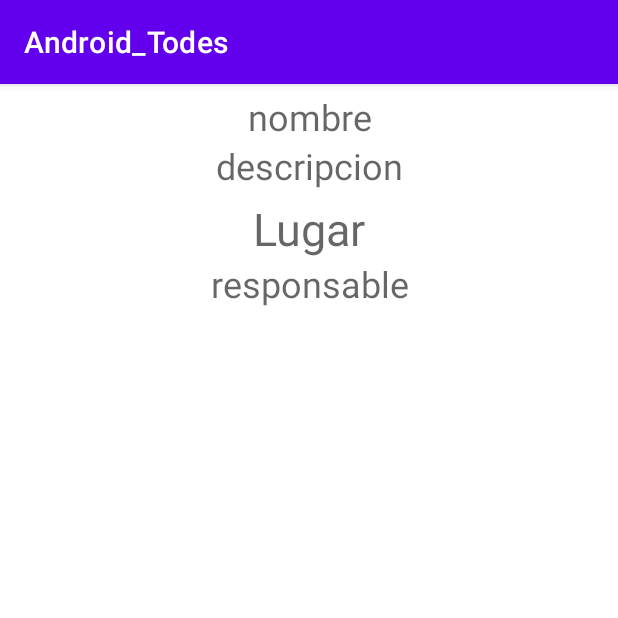
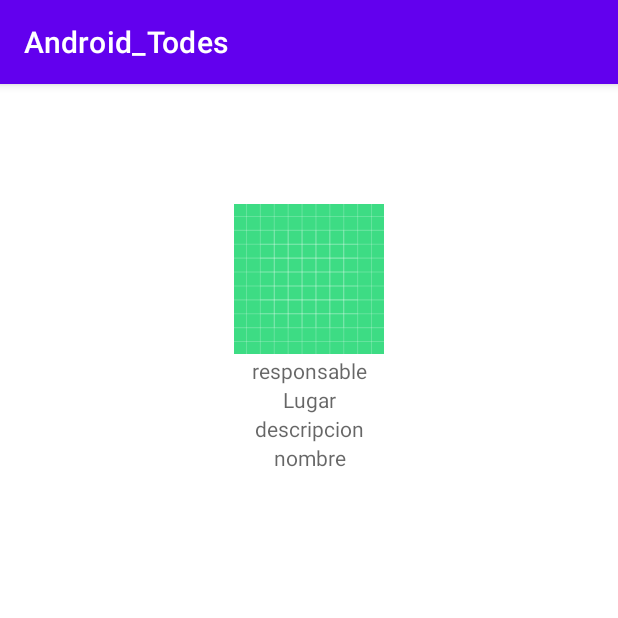
Before and after one commit to camilomc17/AndroidTodes, an Android app: the MainActivityNoticias screen opened directly, with no data from a screen before it, on a phone screen of 412 x 824 dp, the top half of it. Run offline under Robolectric (Android 15) with nearby library versions, the phone set to English and light mode, and no system bars; 4 statements that could not run were skipped.

Commit message:
model y api

```diff
--- a/app/src/main/AndroidManifest.xml
+++ b/app/src/main/AndroidManifest.xml
@@ -14,8 +14,8 @@
         android:roundIcon="@mipmap/ic_launcher_round"
         android:supportsRtl="true"
         android:theme="@style/Theme.Android_Todes"
-        android:usesCleartextTraffic="true"
-        tools:targetApi="31">
+        tools:targetApi="31"
+        android:usesCleartextTraffic="true">
         <activity
             android:name=".MainActivityNoticias"
             android:exported="false" />
--- a/app/src/main/java/com/example/android_todes/MainActivityNoticia.java
+++ /dev/null
@@ -1,4 +0,0 @@
-package com.example.android_todes;
-
-public class MainActivityNoticia {
-}
--- a/app/src/main/java/com/example/android_todes/MainActivityNoticias.java
+++ b/app/src/main/java/com/example/android_todes/MainActivityNoticias.java
@@ -5,6 +5,7 @@ import androidx.appcompat.app.AppCompatActivity;
 import android.os.Bundle;
 import android.widget.ImageView;
 import android.widget.TextView;
+import android.widget.Toast;
 
 import com.example.android_todes.InterfaceNoticia.NoticiaApi;
 import com.example.android_todes.Model_noticia.Activity_noticia;
@@ -25,7 +26,7 @@ public class MainActivityNoticias extends AppCompatActivity {
      TextView tvLugar_noticia;
      TextView tvResponsable_noticia;
      ImageView tvRuta_noticia;
-
+    private List<Activity_noticia> list_noticias;
 
 
     @Override
@@ -37,6 +38,7 @@ public class MainActivityNoticias extends AppCompatActivity {
         tvLugar_noticia=findViewById(R.id.tvLugar_noticia);
         tvResponsable_noticia=findViewById(R.id.tvResponsable_noticia);
         tvRuta_noticia=findViewById(R.id.imgNoticia);
+        getPosts();
 
     }
 
@@ -46,22 +48,23 @@ public class MainActivityNoticias extends AppCompatActivity {
                 .baseUrl("http://127.0.0.1:8000/api")
                 .addConverterFactory(GsonConverterFactory.create())
                 .build();
+
         NoticiaApi noticiaApi = retrofit.create(NoticiaApi.class);
         Call<List<Activity_noticia>> call = noticiaApi.getPosts();
         call.enqueue(new Callback<List<Activity_noticia>>() {
             @Override
             public void onResponse(Call<List<Activity_noticia>> call, Response<List<Activity_noticia>> response) {
 
-                if(!response.isSuccessful())
+                if(response.isSuccessful())
                 {
-
+                   list_noticias=response.body();
                 }
 
             }
 
             @Override
             public void onFailure(Call<List<Activity_noticia>> call, Throwable t) {
-
+                Toast.makeText(MainActivityNoticias.this,"ERROR DE CONEXION",Toast.LENGTH_SHORT).show();
             }
         });
     }
--- a/app/src/main/res/layout/activity_main_noticias.xml
+++ b/app/src/main/res/layout/activity_main_noticias.xml
@@ -1,24 +1,60 @@
 <?xml version="1.0" encoding="utf-8"?>
-<androidx.constraintlayout.widget.ConstraintLayout xmlns:android="http://schemas.android.com/apk/res/android"
+<RelativeLayout xmlns:android="http://schemas.android.com/apk/res/android"
     xmlns:app="http://schemas.android.com/apk/res-auto"
     xmlns:tools="http://schemas.android.com/tools"
     android:layout_width="match_parent"
     android:layout_height="match_parent"
     tools:context=".MainActivityNoticias">
+    <androidx.cardview.widget.CardView
+        android:layout_width="match_parent"
+        android:layout_height="wrap_content"
+        android:layout_marginStart="4dp"
+        android:layout_marginTop="80dp"
+        android:layout_marginEnd="4dp"
+        app:cardCornerRadius="10dp">
 
         <LinearLayout
             android:layout_width="match_parent"
             android:layout_height="match_parent"
-        android:layout_margin="5dp"
-        android:background="#FFFFFF"
-        android:orientation="vertical"
-        tools:layout_editor_absoluteX="5dp"
-        tools:layout_editor_absoluteY="5dp">
+            android:gravity="center"
+            android:orientation="vertical">
 
             <ImageView
                 android:id="@+id/imgNoticia"
                 android:layout_width="match_parent"
-            android:layout_height="wrap_content"/>
+                android:layout_height="100dp"
+                app:srcCompat="@drawable/ic_launcher_background" />
+
+            <LinearLayout
+                android:layout_width="match_parent"
+                android:layout_height="80dp"
+                android:gravity="center"
+                android:orientation="vertical">
+
+
+                <TextView
+                    android:id="@+id/tvResponsable_noticia"
+                    android:layout_width="match_parent"
+                    android:layout_height="wrap_content"
+                    android:gravity="center"
+                    android:hint="responsable"
+                    android:textSize="14sp" />
+
+
+                   <TextView
+                       android:id="@+id/tvLugar_noticia"
+                       android:layout_width="match_parent"
+                       android:layout_height="wrap_content"
+                       android:gravity="center"
+                       android:hint="Lugar"
+                       android:textSize="14sp" />
+                   <TextView
+                       android:id="@+id/tvDescripcion_noticia"
+                       android:layout_width="match_parent"
+                       android:layout_height="wrap_content"
+                       android:gravity="center"
+                       android:hint="descripcion"
+                       android:textSize="14sp" />
 
                    <TextView
                        android:id="@+id/tvNombre_noticia"
@@ -26,34 +62,11 @@
                        android:layout_height="wrap_content"
                        android:gravity="center"
                        android:hint="nombre"
-            android:textSize="24sp" />
-
-        <TextView
-            android:id="@+id/tvDescripcion_noticia"
-            android:layout_width="match_parent"
-            android:layout_height="wrap_content"
-            android:gravity="center"
-            android:hint="descripcion"
-            android:textSize="24sp" />
-
-        <TextView
-            android:id="@+id/tvLugar_noticia"
-            android:layout_width="match_parent"
-            android:layout_height="wrap_content"
-            android:layout_marginTop="5dp"
-            android:gravity="center"
-            android:hint="Lugar"
-            android:textSize="30sp" />
-
-        <TextView
-            android:id="@+id/tvResponsable_noticia"
-            android:layout_width="match_parent"
-            android:layout_height="wrap_content"
-            android:gravity="center"
-            android:hint="responsable"
-            android:textSize="24sp" />
-
-
+                       android:textSize="14sp" />
 
                </LinearLayout>
-</androidx.constraintlayout.widget.ConstraintLayout>
+
+        </LinearLayout>
+    </androidx.cardview.widget.CardView>
+
+</RelativeLayout>
```
Lines whose indentation alone changed are shown as unchanged.
